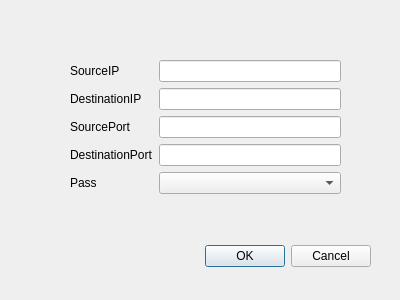
RazorK/packet-filtering-firewall, file firewall/editwindow.ui: the form before one commit.
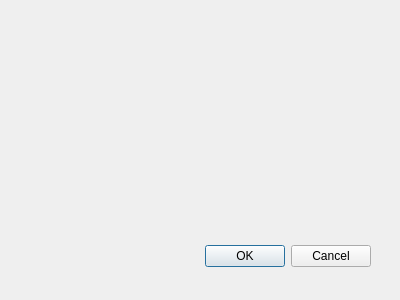
The form after the commit.

Commit message: finish ip input ui

What changed in the file:
```diff
--- a/firewall/editwindow.ui
+++ b/firewall/editwindow.ui
@@ -38,58 +38,7 @@
      <height>146</height>
     </rect>
    </property>
-   <layout class="QFormLayout" name="formLayout">
-    <item row="0" column="0">
-     <widget class="QLabel" name="sourceIPLabel">
-      <property name="text">
-       <string>SourceIP</string>
-      </property>
-     </widget>
-    </item>
-    <item row="0" column="1">
-     <widget class="QLineEdit" name="sourceIPLineEdit"/>
-    </item>
-    <item row="1" column="0">
-     <widget class="QLabel" name="destinationIPLabel">
-      <property name="text">
-       <string>DestinationIP</string>
-      </property>
-     </widget>
-    </item>
-    <item row="1" column="1">
-     <widget class="QLineEdit" name="destinationIPLineEdit"/>
-    </item>
-    <item row="2" column="0">
-     <widget class="QLabel" name="sourcePortLabel">
-      <property name="text">
-       <string>SourcePort</string>
-      </property>
-     </widget>
-    </item>
-    <item row="2" column="1">
-     <widget class="QLineEdit" name="sourcePortLineEdit"/>
-    </item>
-    <item row="3" column="0">
-     <widget class="QLabel" name="destinationPortLabel">
-      <property name="text">
-       <string>DestinationPort</string>
-      </property>
-     </widget>
-    </item>
-    <item row="3" column="1">
-     <widget class="QLineEdit" name="destinationPortLineEdit"/>
-    </item>
-    <item row="4" column="0">
-     <widget class="QLabel" name="passLabel">
-      <property name="text">
-       <string>Pass</string>
-      </property>
-     </widget>
-    </item>
-    <item row="4" column="1">
-     <widget class="QComboBox" name="passComboBox"/>
-    </item>
-   </layout>
+   <layout class="QFormLayout" name="formLayout"/>
   </widget>
  </widget>
  <resources/>
```
The commit also changes 2 other files.
